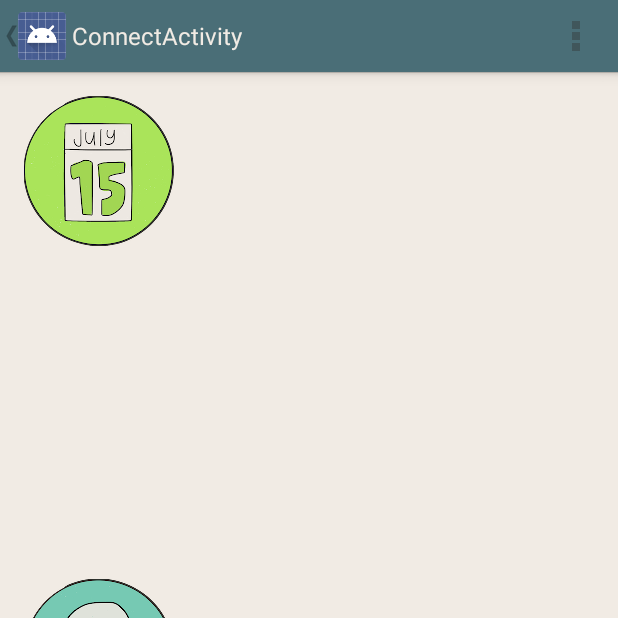
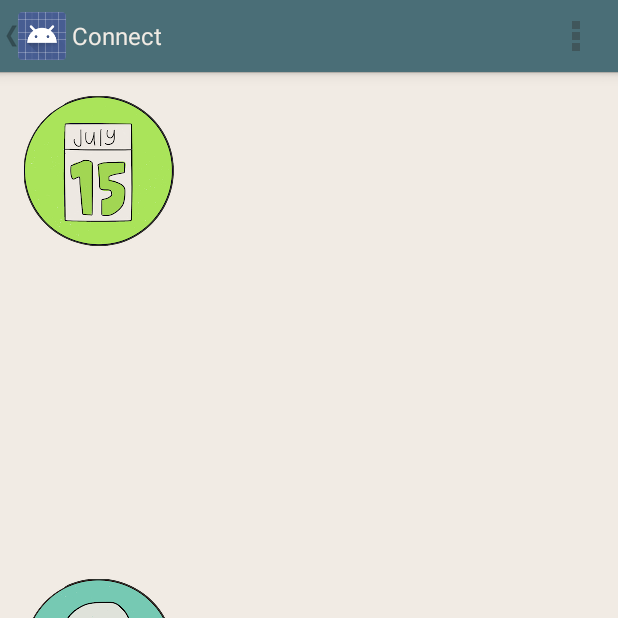
Before and after one commit to shireenwarrier/seeds, an Android app: the ConnectActivity screen opened directly, with no data from a screen before it, on a phone screen of 412 x 824 dp, the top half of it. Run offline under Robolectric (Android 15) with nearby library versions, the phone set to English and light mode, and no system bars.

Commit message:
changed titles

```diff
--- a/seeds/app/src/main/java/com/example/navigationdrawerexample/CalendarActivity.java
+++ b/seeds/app/src/main/java/com/example/navigationdrawerexample/CalendarActivity.java
@@ -20,6 +20,7 @@ public class CalendarActivity extends Activity {
     @Override
     protected void onCreate(Bundle savedInstanceState) {
         super.onCreate(savedInstanceState);
+        getActionBar().setTitle("Calendar");
         setContentView(R.layout.activity_calendar);
         if(MainActivity.MESSAGE.equals("mentoring")){setContentView(R.layout.activity_mentor);}
         else if(MainActivity.MESSAGE.equals("calendar")){setContentView(R.layout.activity_calendar);}
--- a/seeds/app/src/main/java/com/example/navigationdrawerexample/ConnectActivity.java
+++ b/seeds/app/src/main/java/com/example/navigationdrawerexample/ConnectActivity.java
@@ -13,6 +13,7 @@ public class ConnectActivity extends Activity {
     @Override
     protected void onCreate(Bundle savedInstanceState) {
         super.onCreate(savedInstanceState);
+        getActionBar().setTitle("Connect");
         setContentView(R.layout.activity_connect);
 
     }
--- a/seeds/app/src/main/java/com/example/navigationdrawerexample/LearnActivity.java
+++ b/seeds/app/src/main/java/com/example/navigationdrawerexample/LearnActivity.java
@@ -17,9 +17,13 @@ public class LearnActivity extends Activity {
     private ArrayList<Group> ExpListItems;
     private ExpandableListView ExpandList;
 
+
+
+
     @Override
     protected void onCreate(Bundle savedInstanceState) {
         Intent intent = getIntent();
+        getActionBar().setTitle("Learn");
         super.onCreate(savedInstanceState);
         if(HomeActivity.MESSAGE.equals("java")){setContentView(R.layout.java_layout);}
         else if(HomeActivity.MESSAGE.equals("python")){setContentView(R.layout.python_layout);}
@@ -92,4 +96,6 @@ public class LearnActivity extends Activity {
 
         return super.onOptionsItemSelected(item);
     }
+
+
 }
--- a/seeds/app/src/main/java/com/example/navigationdrawerexample/LocatorActivity.java
+++ b/seeds/app/src/main/java/com/example/navigationdrawerexample/LocatorActivity.java
@@ -11,6 +11,7 @@ public class LocatorActivity extends Activity {
     @Override
     protected void onCreate(Bundle savedInstanceState) {
         super.onCreate(savedInstanceState);
+        getActionBar().setTitle("Locator");
         setContentView(R.layout.activity_locator);
         if(MainActivity.MESSAGE.equals("mentoring")){setContentView(R.layout.activity_mentor);}
         else if(MainActivity.MESSAGE.equals("calendar")){setContentView(R.layout.activity_calendar);}
--- a/seeds/app/src/main/java/com/example/navigationdrawerexample/MentorActivity.java
+++ b/seeds/app/src/main/java/com/example/navigationdrawerexample/MentorActivity.java
@@ -20,6 +20,7 @@ public class MentorActivity extends Activity {
     protected void onCreate(Bundle savedInstanceState) {
         super.onCreate(savedInstanceState);
         setContentView(R.layout.activity_mentor);
+        getActionBar().setTitle("Mentor Program");
         if(MainActivity.MESSAGE.equals("mentoring")){setContentView(R.layout.activity_mentor);}
         else if(MainActivity.MESSAGE.equals("calendar")){setContentView(R.layout.activity_calendar);}
         else if(MainActivity.MESSAGE.equals("locator")){setContentView(R.layout.activity_locator);}
```
Also changed, not shown: 8 other files.
